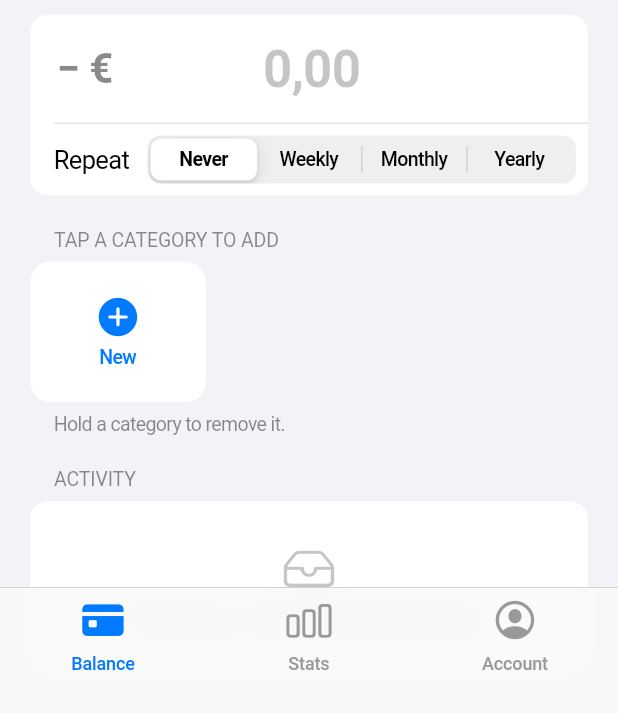
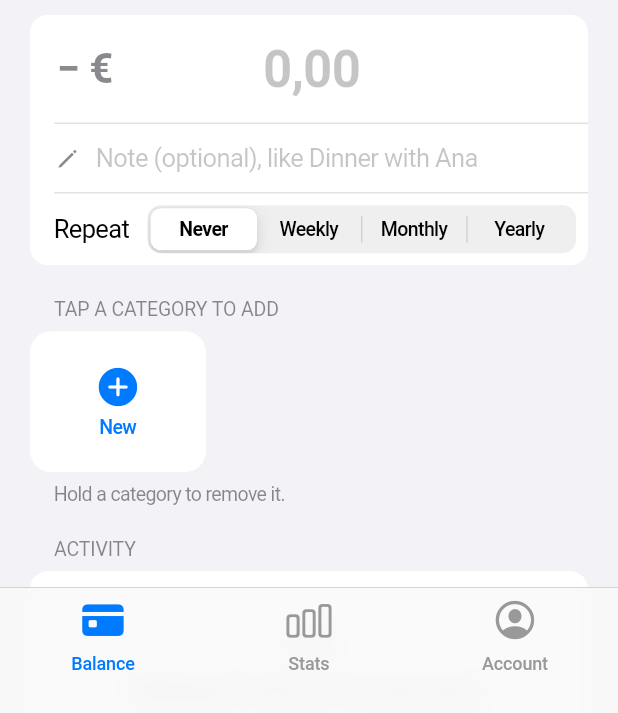
Before and after one commit to inesdias028/spendingJar, a Flutter app: the screen it shows once a user with an empty profile is signed in, on a phone screen of 412 x 824 dp, the part 523-1236 px from its top. Run offline on Flutter 3.47's test engine with Material 3 defaults, Android fonts, the phone set to English and light mode, and no system bars; our stand-ins replace cloud_firestore, cupertino_ui, firebase_auth, firebase_core, shared_preferences; accounts and stored records are empty.

Commit message:
Optional note under the amount when adding an entry
- New "Note (optional)" field under the amount, e.g. "Dinner with Ana"
- Saved as an optional "note" on the entry; shown in the activity list
  as "Cinema with Rita · 17:52" and in the delete confirmation
- For a repeating item, the note becomes its name
- Demo data has a couple of notes; PDF guide updated

Co-Authored-By: Claude Opus 5.5 <noreply@anthropic.com>

```diff
--- a/spending_jar_flutter/lib/balance_page.dart
+++ b/spending_jar_flutter/lib/balance_page.dart
@@ -16,6 +16,7 @@ class BalancePage extends StatefulWidget {
 class _BalancePageState extends State<BalancePage> {
   final _amount = TextEditingController();
   final _amountFocus = FocusNode();
+  final _note = TextEditingController(); // optional reason for the amount
   bool _income = false;
   Period? _repeat; // null = one-off
 
@@ -29,6 +30,7 @@ class _BalancePageState extends State<BalancePage> {
   void dispose() {
     _amount.dispose();
     _amountFocus.dispose();
+    _note.dispose();
     super.dispose();
   }
 
@@ -42,14 +44,18 @@ class _BalancePageState extends State<BalancePage> {
     }
     HapticFeedback.lightImpact();
     final repeat = _repeat;
+    final note = _note.text.trim();
     if (repeat == null) {
-      store.addEntry(amount, c);
-      showToast(context, '${c.emoji} ${c.label}  ${signedEuro(c.income ? amount : -amount)}');
+      store.addEntry(amount, c, note: note);
+      showToast(context, '${c.emoji} ${note.isEmpty ? c.label : note}  ${signedEuro(c.income ? amount : -amount)}');
     } else {
-      store.addRecurring(name: '', amount: amount, category: c, freq: repeat, start: DateTime.now());
-      showToast(context, '${c.label} repeats ${freqName(repeat).toLowerCase()} from today');
+      // For something that repeats, the note becomes its name (e.g. "Netflix").
+      store.addRecurring(name: note, amount: amount, category: c, freq: repeat, start: DateTime.now());
+      showToast(context, '${note.isEmpty ? c.label : note} repeats ${freqName(repeat).toLowerCase()} from today');
     }
     _amount.clear();
+    _note.clear();
+    FocusScope.of(context).unfocus();
     _amountFocus.unfocus();
     setState(() => _repeat = null);
   }
@@ -159,6 +165,25 @@ class _BalancePageState extends State<BalancePage> {
                         color: (_income ? AppColors.green : AppColors.label).of(context),
                       ),
                       padding: const EdgeInsets.symmetric(vertical: 16),
+                      decoration: null,
+                      textInputAction: TextInputAction.next,
+                    ),
+                    Container(
+                        margin: const EdgeInsets.only(left: 16), height: 0.5, color: AppColors.separator.of(context)),
+                    // Optional reason for the amount ("Dinner with Ana").
+                    CupertinoTextField(
+                      controller: _note,
+                      placeholder: _income ? 'Note (optional), like Birthday money' : 'Note (optional), like Dinner with Ana',
+                      maxLength: 60,
+                      textCapitalization: TextCapitalization.sentences,
+                      textInputAction: TextInputAction.done,
+                      onSubmitted: (_) => FocusScope.of(context).unfocus(),
+                      prefix: Padding(
+                        padding: const EdgeInsets.only(left: 16),
+                        child: Icon(CupertinoIcons.pencil, size: 18, color: AppColors.muted.of(context)),
+                      ),
+                      clearButtonMode: OverlayVisibilityMode.editing,
+                      padding: const EdgeInsets.fromLTRB(10, 13, 16, 13),
                       decoration: null,
                     ),
                     Container(
@@ -444,7 +469,7 @@ class EntryRow extends StatelessWidget {
         child: const Icon(CupertinoIcons.trash_fill, color: CupertinoColors.white),
       ),
       confirmDismiss: (_) => confirmIos(context, 'Delete ${signedEuro(entry.signed)}?',
-          message: '$title · ${dayHeading(entry.date)}'),
+          message: '$title${entry.hasNote ? ' · ${entry.note!.trim()}' : ''} · ${dayHeading(entry.date)}'),
       onDismissed: (_) {
         HapticFeedback.mediumImpact();
         onDelete();
@@ -462,7 +487,16 @@ class EntryRow extends StatelessWidget {
             ],
           ],
         ),
-        subtitle: Text(entry.income ? '${hhmm(entry.date)} · Income' : hhmm(entry.date)),
+        // The note (if any) first, then the time.
+        subtitle: Text(
+          [
+            if (entry.hasNote) entry.note!.trim(),
+            hhmm(entry.date),
+            if (entry.income) 'Income',
+          ].join(' · '),
+          maxLines: 1,
+          overflow: TextOverflow.ellipsis,
+        ),
         trailing: Text(
           signedEuro(entry.signed),
           style: TextStyle(
--- a/spending_jar_flutter/lib/models.dart
+++ b/spending_jar_flutter/lib/models.dart
@@ -44,6 +44,9 @@ class Entry {
   final String? label;
   final DateTime date;
 
+  /// Optional reason, like "Dinner with Ana". Empty or null when there is none.
+  final String? note;
+
   const Entry({
     required this.id,
     required this.amount,
@@ -52,7 +55,10 @@ class Entry {
     this.emoji,
     this.label,
     required this.date,
+    this.note,
   });
+
+  bool get hasNote => note != null && note!.trim().isNotEmpty;
 
   /// + for income, − for spending.
   double get signed => income ? amount : -amount;
@@ -68,6 +74,7 @@ class Entry {
         emoji: j['emoji'] as String?,
         label: j['label'] as String?,
         date: DateTime.parse(j['date'] as String).toLocal(),
+        note: j['note'] as String?,
       );
 
   Map<String, dynamic> toJson() => {
@@ -78,6 +85,7 @@ class Entry {
         'emoji': emoji,
         'label': label,
         'date': date.toUtc().toIso8601String(),
+        if (hasNote) 'note': note!.trim(),
       };
 }
 
@@ -200,7 +208,7 @@ const suggestedIncomeEmojis = ['💼', '💶', '🏦', '📈', '🧾', '🎓', '
 //
 // Firestore layout (each user can only see their own, see firestore.rules):
 //   users/{uid}                 -> { startBalance, categories, recurring, updatedAt }
-//   users/{uid}/expenses/{id}   -> { amount, income?, category, emoji, label, date }
+//   users/{uid}/expenses/{id}   -> { amount, income?, category, emoji, label, date, note? }
 //
 // Balance = startBalance + everything in − everything out.
 // ---------------------------------------------------------------------------
@@ -218,16 +226,16 @@ class Store extends ChangeNotifier {
     final now = DateTime.now();
     DateTime ago(int days, int h, [int m = 0]) => DateTime(now.year, now.month, now.day - days, h, m);
     var n = 0;
-    Entry e(double amount, Category c, DateTime d) =>
-        Entry(id: 'demo${n++}', amount: amount, income: c.income, category: c.key, emoji: c.emoji, label: c.label, date: d);
+    Entry e(double amount, Category c, DateTime d, [String? note]) => Entry(
+        id: 'demo${n++}', amount: amount, income: c.income, category: c.key, emoji: c.emoji, label: c.label, date: d, note: note);
     final cat = {for (final c in categories) c.key: c};
     startBalance = 350;
     entries = [
       e(4.5, cat['coffee']!, ago(0, 8, 40)),
-      e(12.9, cat['food']!, ago(0, 13, 5)),
+      e(12.9, cat['food']!, ago(0, 13, 5), 'Lunch with Ana'),
       e(25, cat['refund']!, ago(1, 18, 20)),
       e(2.1, cat['transport']!, ago(1, 9)),
-      e(39.99, cat['shopping']!, ago(2, 17, 30)),
+      e(39.99, cat['shopping']!, ago(2, 17, 30), 'New jeans'),
       e(18, cat['fun']!, ago(3, 21)),
       e(1450, cat['salary']!, ago(now.day - 1, 9)),
       e(64.3, cat['food']!, ago(6, 11)),
@@ -464,7 +472,7 @@ class Store extends ChangeNotifier {
 
   // ---- actions (the screen updates straight away; Firebase syncs behind) ----
 
-  void addEntry(double amount, Category c) {
+  void addEntry(double amount, Category c, {String note = ''}) {
     final e = Entry(
       id: DateTime.now().microsecondsSinceEpoch.toString(),
       amount: amount,
@@ -473,6 +481,7 @@ class Store extends ChangeNotifier {
       emoji: c.emoji,
       label: c.label,
       date: DateTime.now(),
+      note: note.trim().isEmpty ? null : note.trim(),
     );
     entries = [e, ...entries];
     notifyListeners();
```
Also changed, not shown: 1 other file.
